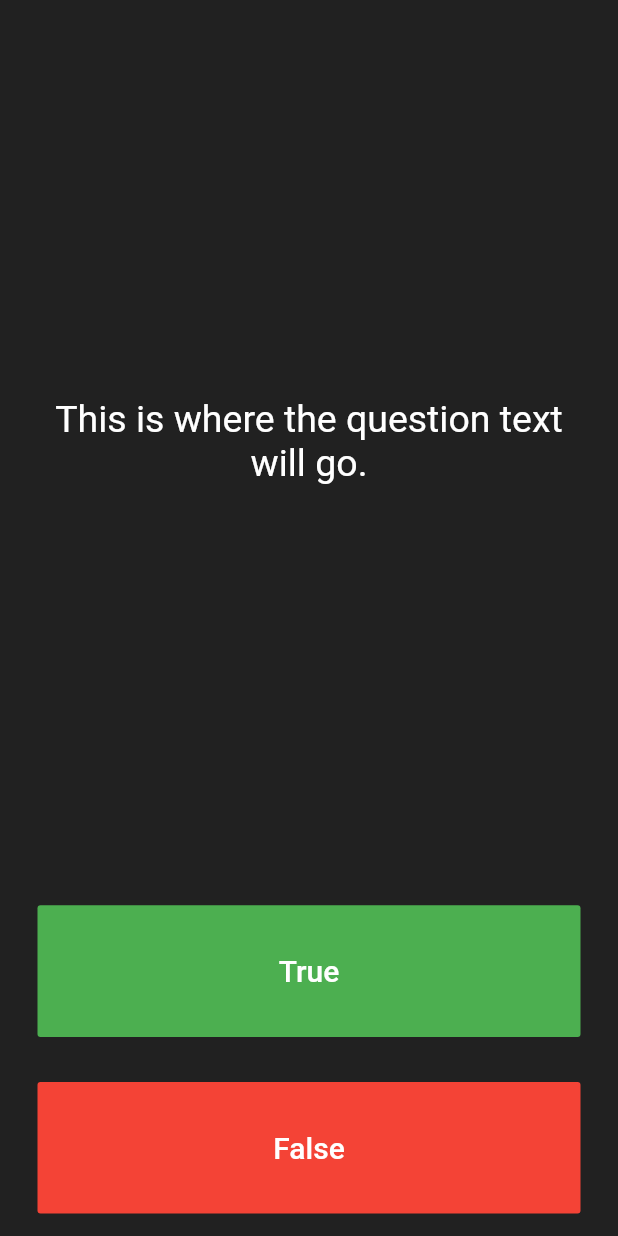
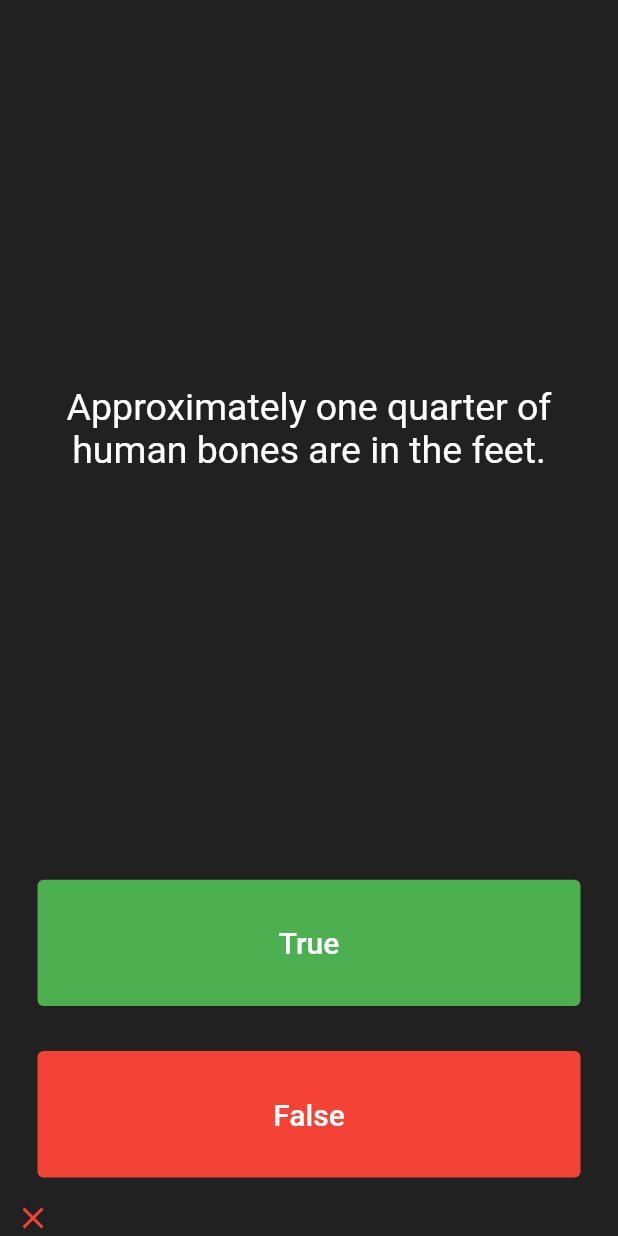
Before and after one commit to jahanzebnaeem/-nexskillflutterdevbatch6, a Flutter app: the screen it shows after launch, after a tap on "True", on a phone screen of 412 x 824 dp. Run offline on Flutter 3.47's test engine with Material 2 defaults, Android fonts, the phone set to English and light mode, and no system bars; our stand-ins replace audioplayers.

Commit message:
Lecture 8
Working with lists and introduction to OOP.

```diff
--- a/quiz_app/lib/main.dart
+++ b/quiz_app/lib/main.dart
@@ -27,6 +27,18 @@ class QuizPage extends StatefulWidget {
 }
 
 class _QuizPageState extends State<QuizPage> {
+  List<Icon> checkAnswer = [];
+
+  List<String> questions = [
+    'You can lead a cow down stairs but not up stairs.',
+    'Approximately one quarter of human bones are in the feet.',
+    'A slug\'s blood is green.'
+  ];
+
+  List<bool> answers = [false, true, true];
+
+  int nextQuestion = 0;
+
   @override
   Widget build(BuildContext context) {
     return Column(
@@ -39,7 +51,7 @@ class _QuizPageState extends State<QuizPage> {
             padding: EdgeInsets.all(10.0),
             child: Center(
               child: Text(
-                'This is where the question text will go.',
+                questions[nextQuestion],
                 textAlign: TextAlign.center,
                 style: TextStyle(
                   fontSize: 25.0,
@@ -52,10 +64,11 @@ class _QuizPageState extends State<QuizPage> {
         Expanded(
           child: Padding(
             padding: EdgeInsets.all(15.0),
-            child: FlatButton(
-              textColor: Colors.white,
-              color: Colors.green,
-              child: Text(
+            child: TextButton(
+              style: TextButton.styleFrom(
+                backgroundColor: Colors.green,
+              ),
+              child: const Text(
                 'True',
                 style: TextStyle(
                   color: Colors.white,
@@ -64,6 +77,29 @@ class _QuizPageState extends State<QuizPage> {
               ),
               onPressed: () {
                 //The user picked true.
+
+                bool correctAnswer = answers[nextQuestion];
+
+                if (correctAnswer == true) {
+                  checkAnswer.add(
+                    Icon(
+                      Icons.check,
+                      color: Colors.green,
+                    ),
+                  );
+                } else {
+                  checkAnswer.add(
+                    Icon(
+                      Icons.close,
+                      color: Colors.red,
+                    ),
+                  );
+                }
+
+                setState(() {
+                  nextQuestion++;
+                });
+                print(nextQuestion);
               },
             ),
           ),
@@ -71,9 +107,11 @@ class _QuizPageState extends State<QuizPage> {
         Expanded(
           child: Padding(
             padding: EdgeInsets.all(15.0),
-            child: FlatButton(
-              color: Colors.red,
-              child: Text(
+            child: TextButton(
+              style: TextButton.styleFrom(
+                backgroundColor: Colors.red,
+              ),
+              child: const Text(
                 'False',
                 style: TextStyle(
                   fontSize: 20.0,
@@ -86,7 +124,9 @@ class _QuizPageState extends State<QuizPage> {
             ),
           ),
         ),
-        //TODO: Add a Row here as your score keeper
+        Row(
+          children: checkAnswer,
+        ),
       ],
     );
   }
```
Also changed, not shown: 1 other file.
